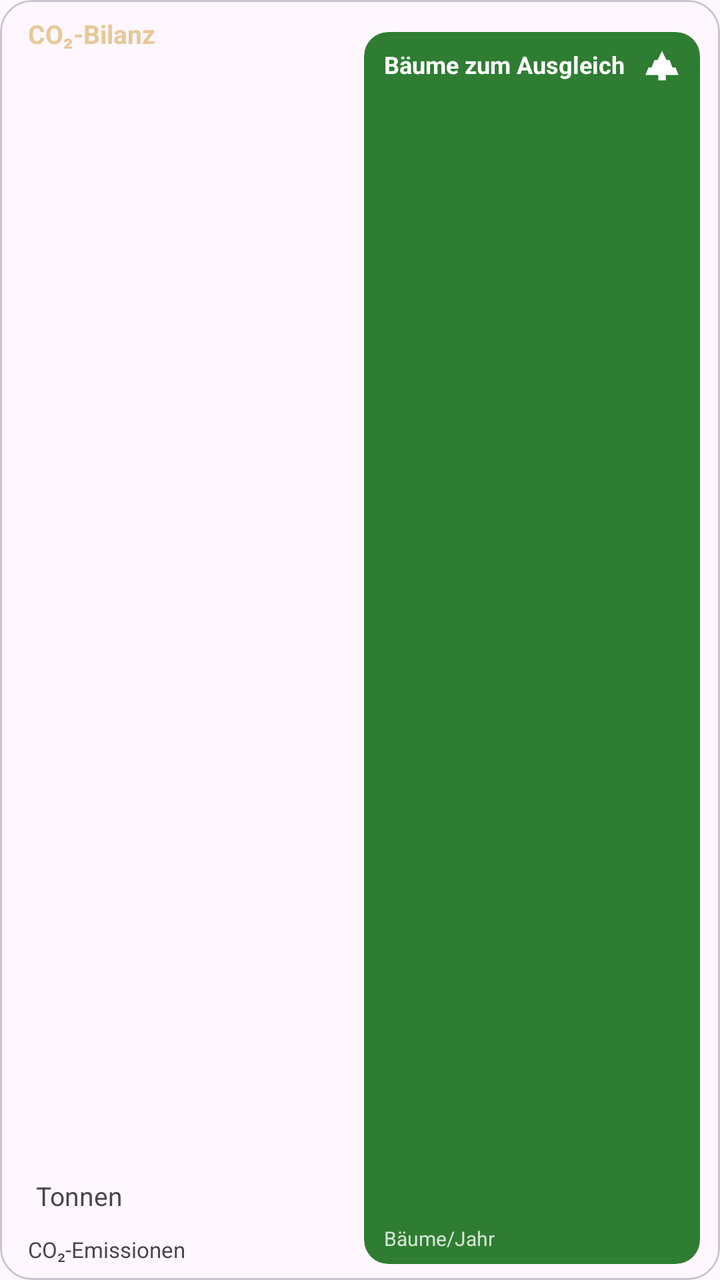
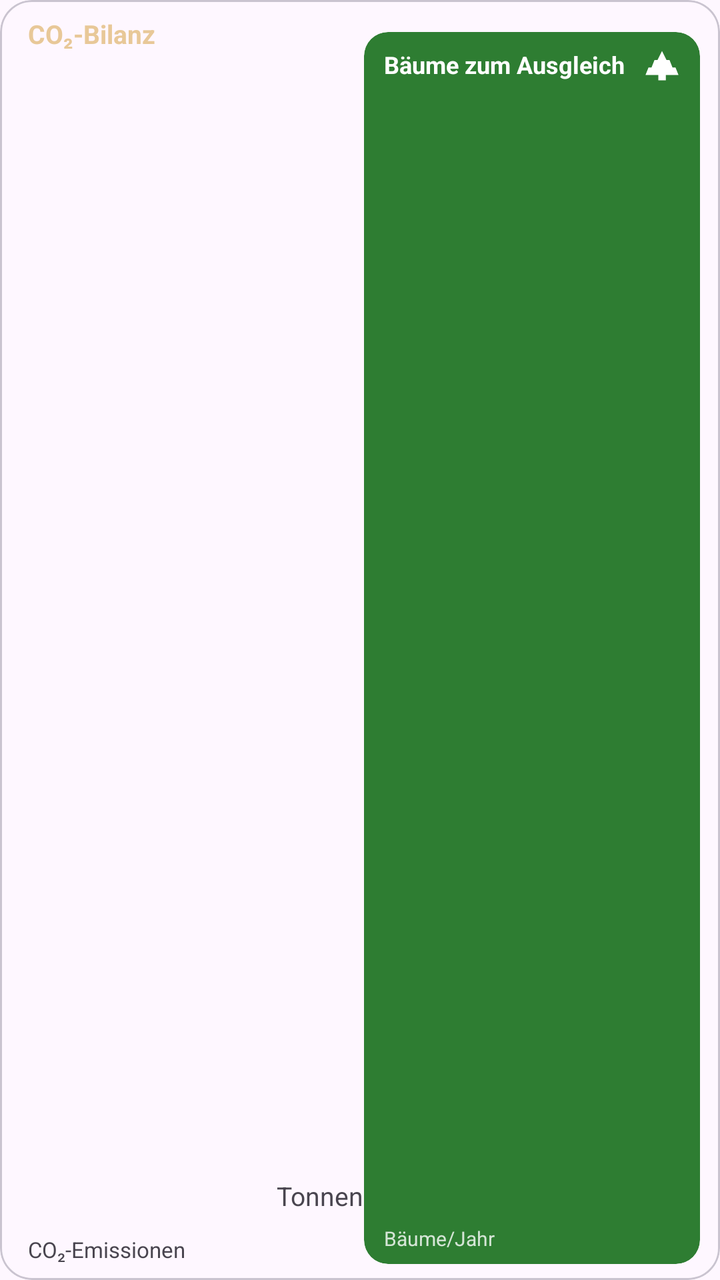

Before-and-after screenshots of an Android layout around one commit, followed by the original layout XML and the change that was made.
<!-- AndroidManifest.xml: application theme Theme.Logbook.Brown -->
<!-- res/layout/item_dashboard_tile_co2.xml -->
<?xml version="1.0" encoding="utf-8"?>
<com.google.android.material.card.MaterialCardView xmlns:android="http://schemas.android.com/apk/res/android"
    xmlns:app="http://schemas.android.com/apk/res-auto"
    android:id="@+id/tile_card"
    android:layout_width="match_parent"
    android:layout_height="104dp"
    android:clickable="true"
    android:focusable="true"
    android:foreground="?attr/selectableItemBackground"
    app:cardCornerRadius="16dp"
    app:cardElevation="0dp"
    app:strokeWidth="1dp">

    <LinearLayout
        android:layout_width="match_parent"
        android:layout_height="match_parent"
        android:orientation="horizontal"
        android:paddingStart="14dp"
        android:paddingTop="8dp"
        android:paddingEnd="10dp">

        <LinearLayout
            android:layout_width="0dp"
            android:layout_height="match_parent"
            android:layout_weight="1"
            android:orientation="vertical">

            <TextView
                android:layout_width="wrap_content"
                android:layout_height="wrap_content"
                android:text="@string/tile_co2"
                android:textColor="?attr/colorPrimary"
                android:textSize="13sp"
                android:textStyle="bold" />

            <LinearLayout
                android:layout_width="match_parent"
                android:layout_height="0dp"
                android:layout_weight="1"
                android:gravity="bottom"
                android:orientation="vertical"
                android:paddingBottom="8dp">

                <LinearLayout
                    android:layout_width="wrap_content"
                    android:layout_height="wrap_content"
                    android:gravity="bottom"
                    android:orientation="horizontal">

                    <TextView
                        android:id="@+id/tv_co2_value"
                        android:layout_width="wrap_content"
                        android:layout_height="wrap_content"
                        android:maxLines="1"
                        android:textColor="?attr/colorOnSurface"
                        android:textSize="30sp"
                        android:textStyle="bold" />

                    <TextView
                        android:id="@+id/tv_co2_unit"
                        android:layout_width="wrap_content"
                        android:layout_height="wrap_content"
                        android:layout_marginStart="4dp"
                        android:layout_marginBottom="4dp"
                        android:text="@string/co2_tonnes_unit"
                        android:textColor="?attr/colorOnSurfaceVariant"
                        android:textSize="13sp" />
                </LinearLayout>

                <TextView
                    android:layout_width="wrap_content"
                    android:layout_height="wrap_content"
                    android:layout_marginTop="2dp"
                    android:text="@string/co2_emissions_label"
                    android:textColor="?attr/colorOnSurfaceVariant"
                    android:textSize="11sp" />
            </LinearLayout>
        </LinearLayout>

        <com.google.android.material.card.MaterialCardView
            android:id="@+id/card_trees"
            android:layout_width="0dp"
            android:layout_height="match_parent"
            android:layout_marginVertical="8dp"
            android:layout_weight="1"
            app:cardBackgroundColor="@color/co2_trees_bg"
            app:cardCornerRadius="12dp"
            app:cardElevation="0dp"
            app:strokeWidth="0dp">

            <androidx.constraintlayout.widget.ConstraintLayout
                android:layout_width="match_parent"
                android:layout_height="match_parent">

                <TextView
                    android:id="@+id/tv_trees_title"
                    android:layout_width="0dp"
                    android:layout_height="wrap_content"
                    android:layout_marginStart="10dp"
                    android:layout_marginTop="8dp"
                    android:layout_marginEnd="30dp"
                    android:ellipsize="end"
                    android:maxLines="1"
                    android:text="@string/co2_trees_title"
                    android:textColor="@color/co2_trees_on"
                    android:textSize="12sp"
                    android:textStyle="bold"
                    app:layout_constraintEnd_toEndOf="parent"
                    app:layout_constraintStart_toStartOf="parent"
                    app:layout_constraintTop_toTopOf="parent" />

                <ImageView
                    android:id="@+id/iv_trees_icon"
                    android:layout_width="18dp"
                    android:layout_height="18dp"
                    android:contentDescription="@null"
                    android:importantForAccessibility="no"
                    android:src="@drawable/ic_fir"
                    app:layout_constraintEnd_toEndOf="parent"
                    app:layout_constraintTop_toTopOf="parent"
                    android:layout_marginEnd="10dp"
                    android:layout_marginTop="8dp"
                    app:tint="@color/co2_trees_on" />

                <LinearLayout
                    android:layout_width="0dp"
                    android:layout_height="0dp"
                    android:layout_marginStart="10dp"
                    android:layout_marginTop="4dp"
                    android:layout_marginEnd="10dp"
                    android:layout_marginBottom="6dp"
                    android:gravity="bottom"
                    android:orientation="vertical"
                    app:layout_constraintBottom_toBottomOf="parent"
                    app:layout_constraintEnd_toEndOf="parent"
                    app:layout_constraintStart_toStartOf="parent"
                    app:layout_constraintTop_toBottomOf="@id/tv_trees_title">

                    <TextView
                        android:id="@+id/tv_trees_value"
                        android:layout_width="wrap_content"
                        android:layout_height="wrap_content"
                        android:maxLines="1"
                        android:textColor="@color/co2_trees_on"
                        android:textSize="18sp"
                        android:textStyle="bold" />

                    <TextView
                        android:layout_width="wrap_content"
                        android:layout_height="wrap_content"
                        android:layout_marginTop="1dp"
                        android:text="@string/co2_trees_label"
                        android:textColor="@color/co2_trees_on_variant"
                        android:textSize="10sp" />
                </LinearLayout>
            </androidx.constraintlayout.widget.ConstraintLayout>
        </com.google.android.material.card.MaterialCardView>
    </LinearLayout>
</com.google.android.material.card.MaterialCardView>
<!-- resources referenced by this layout -->
<resources>
  <color name="co2_trees_bg">#FF2E7D32</color>
  <color name="co2_trees_on">#FFFFFFFF</color>
  <color name="co2_trees_on_variant">#CCFFFFFF</color>
  <!-- drawable ic_fir (drawable) -->
  <?xml version="1.0" encoding="utf-8"?>
  <vector xmlns:android="http://schemas.android.com/apk/res/android"
      android:width="24dp"
      android:height="24dp"
      android:viewportWidth="24"
      android:viewportHeight="24">
      <path
          android:fillColor="@android:color/white"
          android:pathData="M12,2L15,8H17L19,13H21L23,18H14.5V21.5H9.5V18H1L3,13H5L7,8H9L12,2Z" />
  </vector>
  <string name="co2_emissions_label">CO₂-Emissionen</string>
  <string name="co2_tonnes_unit">Tonnen</string>
  <string name="co2_trees_label">Bäume/Jahr</string>
  <string name="co2_trees_title">Bäume zum Ausgleich</string>
  <string name="tile_co2">CO₂-Bilanz</string>
  <style name="Theme.Logbook.Brown" parent="Theme.Logbook">
          <item name="colorPrimary">@color/accent_brown_primary</item>
          <item name="colorOnPrimary">@color/accent_brown_on_primary</item>
          <item name="colorPrimaryContainer">@color/accent_brown_primary_container</item>
          <item name="colorOnPrimaryContainer">@color/accent_brown_on_primary_container</item>
          <item name="colorSecondary">@color/accent_brown_secondary</item>
          <item name="colorOnSecondary">@color/accent_brown_on_secondary</item>
          <item name="colorSecondaryContainer">@color/accent_brown_secondary_container</item>
          <item name="colorOnSecondaryContainer">@color/accent_brown_on_secondary_container</item>
          <item name="colorTertiary">@color/accent_brown_tertiary</item>
          <item name="colorOnTertiary">@color/accent_brown_on_tertiary</item>
          <item name="colorTertiaryContainer">@color/accent_brown_tertiary_container</item>
          <item name="colorOnTertiaryContainer">@color/accent_brown_on_tertiary_container</item>
      </style>
  <style name="Theme.Logbook" parent="Base.Theme.Logbook">
          <item name="android:navigationBarColor">@android:color/transparent</item>
          <item name="android:statusBarColor">@android:color/transparent</item>
          <item name="android:windowLightStatusBar">?attr/isLightTheme</item>
      </style>
  <color name="accent_brown_primary">#FFE8C898</color>
  <color name="accent_brown_on_primary">#FF2D1600</color>
  <color name="accent_brown_primary_container">#FFF4E0D3</color>
  <color name="accent_brown_on_primary_container">#FF221B10</color>
  <color name="accent_brown_secondary">#FF635E58</color>
  <color name="accent_brown_on_secondary">#FFFFFFFF</color>
  <color name="accent_brown_secondary_container">#FFE9E2DA</color>
  <color name="accent_brown_on_secondary_container">#FF1F1A16</color>
  <color name="accent_brown_tertiary">#FF6D5B2F</color>
  <color name="accent_brown_on_tertiary">#FFFFFFFF</color>
  <color name="accent_brown_tertiary_container">#FFF6E0A8</color>
  <color name="accent_brown_on_tertiary_container">#FF221A00</color>
  <style name="Base.Theme.Logbook" parent="Theme.Material3.DayNight.NoActionBar">
          
          
      </style>
</resources>

<!-- the commit's change to res/layout/item_dashboard_tile_co2.xml (unified diff, before → after) -->
@@ -42,15 +42,17 @@
                 android:paddingBottom="8dp">
 
                 <LinearLayout
-                    android:layout_width="wrap_content"
+                    android:layout_width="match_parent"
                     android:layout_height="wrap_content"
                     android:gravity="bottom"
                     android:orientation="horizontal">
 
                     <TextView
                         android:id="@+id/tv_co2_value"
-                        android:layout_width="wrap_content"
+                        android:layout_width="0dp"
                         android:layout_height="wrap_content"
+                        android:layout_weight="1"
+                        android:ellipsize="end"
                         android:maxLines="1"
                         android:textColor="?attr/colorOnSurface"
                         android:textSize="30sp"
@@ -62,15 +64,19 @@
                         android:layout_height="wrap_content"
                         android:layout_marginStart="4dp"
                         android:layout_marginBottom="4dp"
+                        android:ellipsize="end"
+                        android:maxLines="1"
                         android:text="@string/co2_tonnes_unit"
                         android:textColor="?attr/colorOnSurfaceVariant"
                         android:textSize="13sp" />
                 </LinearLayout>
 
                 <TextView
-                    android:layout_width="wrap_content"
+                    android:layout_width="match_parent"
                     android:layout_height="wrap_content"
                     android:layout_marginTop="2dp"
+                    android:ellipsize="end"
+                    android:maxLines="1"
                     android:text="@string/co2_emissions_label"
                     android:textColor="?attr/colorOnSurfaceVariant"
                     android:textSize="11sp" />
@@ -138,17 +144,20 @@
 
                     <TextView
                         android:id="@+id/tv_trees_value"
-                        android:layout_width="wrap_content"
+                        android:layout_width="match_parent"
                         android:layout_height="wrap_content"
+                        android:ellipsize="end"
                         android:maxLines="1"
                         android:textColor="@color/co2_trees_on"
                         android:textSize="18sp"
                         android:textStyle="bold" />
 
                     <TextView
-                        android:layout_width="wrap_content"
+                        android:layout_width="match_parent"
                         android:layout_height="wrap_content"
                         android:layout_marginTop="1dp"
+                        android:ellipsize="end"
+                        android:maxLines="1"
                         android:text="@string/co2_trees_label"
                         android:textColor="@color/co2_trees_on_variant"
                         android:textSize="10sp" />
